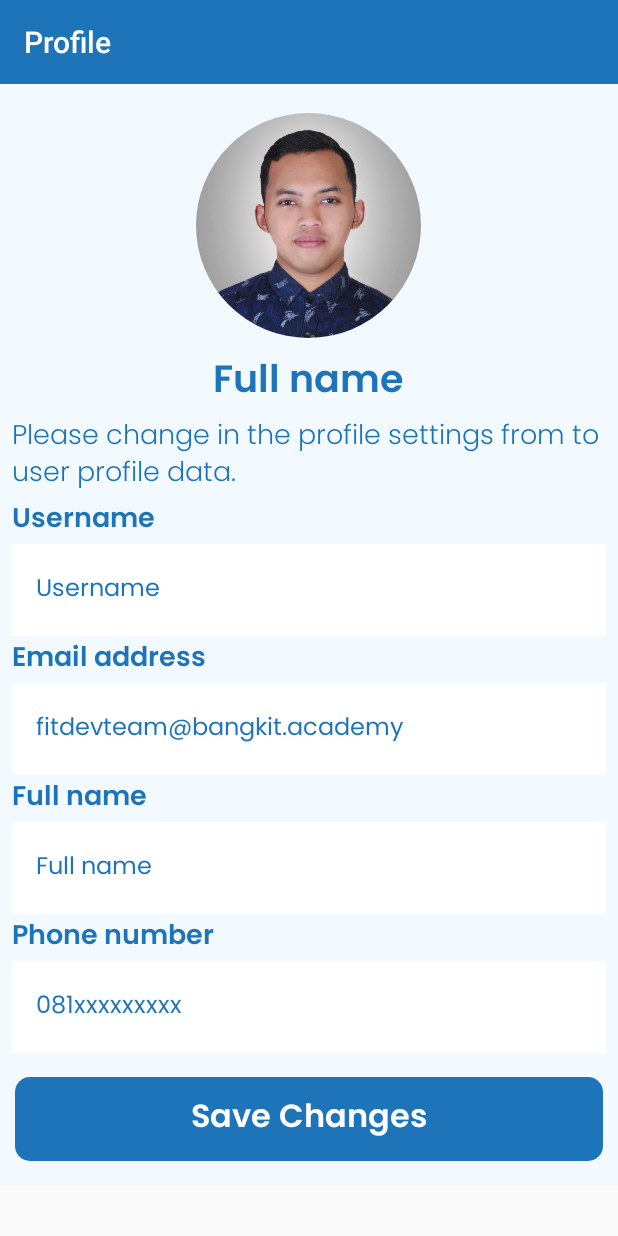
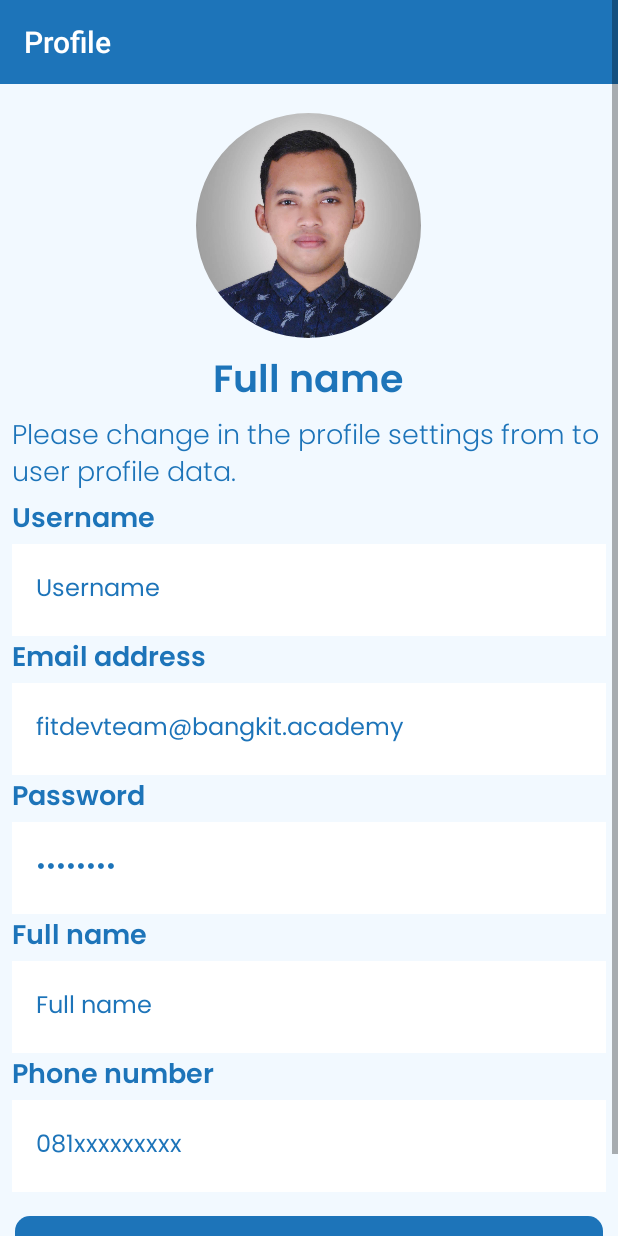
Before and after one commit to nafiulirsad/findindonesiatourism, an Android app: the layout activity_profile.xml on its own in the app's theme, with its tools: preview values and no code run, on a phone screen of 412 x 824 dp. Run offline under Robolectric (Android 15) with nearby library versions, the phone set to English and light mode, and no system bars; network calls fail.

Commit message:
update profile view

```diff
--- /dev/null
+++ b/app/src/main/java/com/fitdev/findindonesiatourism/dataclass/users/UpdateData.kt
@@ -0,0 +1,6 @@
+package com.fitdev.findindonesiatourism.dataclass.users
+
+data class updateData(
+    val fullname: String,
+    val phoneNumber: String
+)
--- a/app/src/main/java/com/fitdev/findindonesiatourism/remote/api/users/ApiConfig.kt
+++ b/app/src/main/java/com/fitdev/findindonesiatourism/remote/api/users/ApiConfig.kt
@@ -9,6 +9,7 @@ import java.util.concurrent.TimeUnit
 
 object ApiConfig {
     fun getApiService(): ApiService {
+
         val loggingInterceptor =
             Interceptor { chain ->
                 val req = chain.request()
--- a/app/src/main/java/com/fitdev/findindonesiatourism/remote/api/wisata/ApiService.kt
+++ b/app/src/main/java/com/fitdev/findindonesiatourism/remote/api/wisata/ApiService.kt
@@ -15,7 +15,4 @@ interface ApiService {
     fun getAllWisata(
         @Query("query") query: String
     ): Call<WisataResponse>
-
-    @GET("users/popular?location=Indonesia&mostVisited=true")
-    fun getAllWisataPopular(): Call<PopularResponse>
 }
--- a/app/src/main/res/layout/activity_profile.xml
+++ b/app/src/main/res/layout/activity_profile.xml
@@ -92,9 +92,9 @@
             android:layout_marginStart="8dp"
             android:layout_marginEnd="8dp"
             android:background="@color/white"
-            android:enabled="false"
+            android:enabled="true"
             android:fontFamily="@font/poppins_regular"
-            android:inputType="none"
+            android:inputType="textPersonName"
             android:text="@string/username"
             android:textColor="@color/Primary"
             android:textSize="16sp"
@@ -127,15 +127,50 @@
             android:layout_marginStart="8dp"
             android:layout_marginEnd="8dp"
             android:background="@color/white"
-            android:enabled="false"
+            android:enabled="true"
             android:fontFamily="@font/poppins_regular"
-            android:inputType="none"
+            android:inputType="textEmailAddress"
             android:text="@string/fitdevteam_bangkit_academy"
             android:textColor="@color/Primary"
             android:textSize="16sp"
             app:layout_constraintEnd_toEndOf="parent"
             app:layout_constraintStart_toStartOf="parent"
             app:layout_constraintTop_toBottomOf="@+id/titleProfilesEmail"
+            tools:ignore="LabelFor,RtlSymmetry,TextFields" />
+
+        <TextView
+            android:id="@+id/titleProfilesPassword"
+            android:layout_width="match_parent"
+            android:layout_height="wrap_content"
+            android:layout_marginStart="8dp"
+            android:layout_marginEnd="8dp"
+            android:elegantTextHeight="true"
+            android:fontFamily="@font/poppins_semibold"
+            android:text="@string/password"
+            android:textColor="@color/Primary"
+            android:textSize="18sp"
+            app:layout_constraintEnd_toEndOf="parent"
+            app:layout_constraintHorizontal_bias="0.498"
+            app:layout_constraintStart_toStartOf="parent"
+            app:layout_constraintTop_toBottomOf="@+id/profilesEmail" />
+
+        <EditText
+            android:id="@+id/profilesPassword"
+            style="@style/Widget.Material3.TextInputEditText.OutlinedBox"
+            android:layout_width="match_parent"
+            android:layout_height="wrap_content"
+            android:layout_marginStart="8dp"
+            android:layout_marginEnd="8dp"
+            android:background="@color/white"
+            android:enabled="true"
+            android:fontFamily="@font/poppins_regular"
+            android:inputType="textPassword"
+            android:text="@string/password"
+            android:textColor="@color/Primary"
+            android:textSize="16sp"
+            app:layout_constraintEnd_toEndOf="parent"
+            app:layout_constraintStart_toStartOf="parent"
+            app:layout_constraintTop_toBottomOf="@+id/titleProfilesPassword"
             tools:ignore="LabelFor,RtlSymmetry,TextFields" />
 
         <TextView
@@ -152,7 +187,7 @@
             app:layout_constraintEnd_toEndOf="parent"
             app:layout_constraintHorizontal_bias="0.498"
             app:layout_constraintStart_toStartOf="parent"
-            app:layout_constraintTop_toBottomOf="@+id/profilesEmail" />
+            app:layout_constraintTop_toBottomOf="@+id/profilesPassword" />
 
         <EditText
             android:id="@+id/inputProfilesFullName"
```
Also changed, not shown: app/src/main/java/com/fitdev/findindonesiatourism/remote/api/users/ApiService.kt (+13 -0 lines), app/src/main/java/com/fitdev/findindonesiatourism/remote/response/update/UpdateResponse.kt (added, +14 -0 lines), app/src/main/java/com/fitdev/findindonesiatourism/remote/response/update/UserUpdateItem.kt (added, +26 -0 lines), app/src/main/java/com/fitdev/findindonesiatourism/ui/activity/profile/ProfileActivity.kt (+88 -2 lines), 1 other file.
